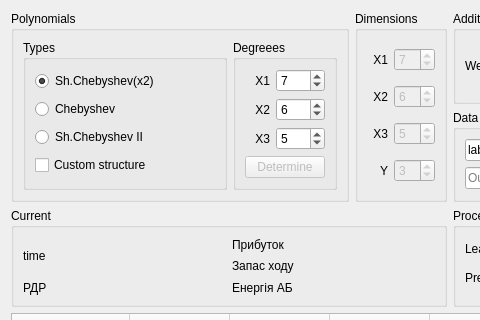
Old version of the form lab_4/data/main_window.ui in the repository fatvlady/sys-an-labs; both pictures show x 0 to 480 and y 0 to 320 of the 900 by 643 pixel window.
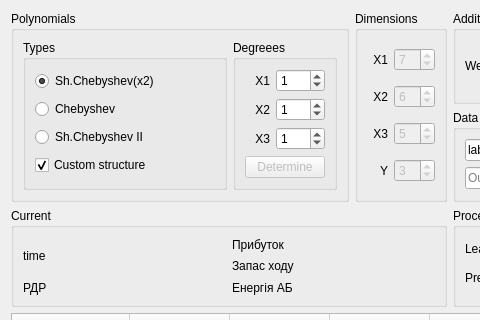
New version of the form.

Commit message: merge + fix unicode and interface problems

The edit to the form file:
```diff
--- a/lab_4/data/main_window.ui
+++ b/lab_4/data/main_window.ui
@@ -65,6 +65,9 @@
                <property name="text">
                 <string>Custom structure</string>
                </property>
+               <property name="checked">
+                <bool>true</bool>
+               </property>
               </widget>
              </item>
             </layout>
@@ -95,7 +98,7 @@
              <item row="2" column="1">
               <widget class="QSpinBox" name="x3_deg">
                <property name="value">
-                <number>5</number>
+                <number>1</number>
                </property>
               </widget>
              </item>
@@ -112,7 +115,7 @@
              <item row="1" column="1">
               <widget class="QSpinBox" name="x2_deg">
                <property name="value">
-                <number>6</number>
+                <number>1</number>
                </property>
               </widget>
              </item>
@@ -129,7 +132,7 @@
              <item row="0" column="1">
               <widget class="QSpinBox" name="x1_deg">
                <property name="value">
-                <number>7</number>
+                <number>1</number>
                </property>
               </widget>
              </item>
```
Left out of the diff: 1 changed line with no effect on the pictures. The commit also changes 2 other files.
